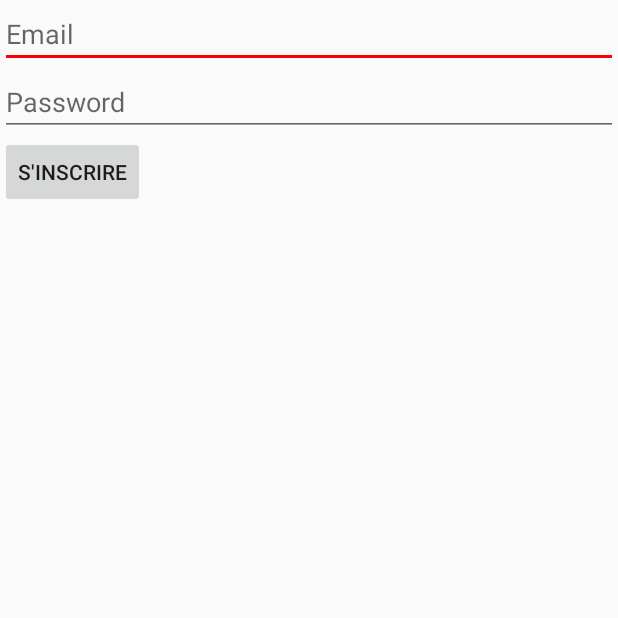
After one commit to TeamKizinLakay/KizinLakay, an Android app: the RegisterActivity screen opened directly, with no data from a screen before it, on a phone screen of 412 x 824 dp, the top half of it. The commit adds this screen. Run offline under Robolectric (Android 15) with nearby library versions, the phone set to English and light mode, and no system bars; libraries missing offline, so code that uses them is left out: com.backendless, com.backendless.async, com.backendless.exceptions.

Commit message:
Adding logging and register

```diff
--- a/app/build.gradle
+++ b/app/build.gradle
@@ -24,16 +24,17 @@ dependencies {
     androidTestCompile('com.android.support.test.espresso:espresso-core:2.2.2', {
         exclude group: 'com.android.support', module: 'support-annotations'
     })
+    //Cardview
     compile 'com.android.support:appcompat-v7:26.+'
     compile 'com.android.support.constraint:constraint-layout:1.0.2'
-    testCompile 'junit:junit:4.12'
     compile 'com.android.support:design:26.+'
     compile 'com.backendless:backendless:4.0.3'
     compile 'com.squareup.picasso:picasso:2.5.2'
     compile 'com.android.support:recyclerview-v7:26.0'
-    //Cardview
     compile 'com.android.support:cardview-v7:26.+'
     compile 'com.makeramen:roundedimageview:2.2.0'
     compile 'com.jakewharton:butterknife:8.4.0'
     compile 'fr.avianey.com.viewpagerindicator:library:2.4.1.1@aar'
+    compile 'com.android.support:support-v4:26.+'
+    testCompile 'junit:junit:4.12'
 }
--- a/app/src/main/AndroidManifest.xml
+++ b/app/src/main/AndroidManifest.xml
@@ -35,6 +35,8 @@
         <activity android:name=".search.SoupActivity"/>
         <activity android:name=".search.JuiceActivity"/>
         <activity android:name=".DetailsActivity"/>
+        <activity android:name=".LogActivity"/>
+        <activity android:name=".RegisterActivity"/>
 
     </application>
 
--- /dev/null
+++ b/app/src/main/java/com/example/thodlydugue/kizinlakayapp/RegisterActivity.java
@@ -0,0 +1,23 @@
+package com.example.thodlydugue.kizinlakayapp;
+
+import android.os.Bundle;
+import android.support.annotation.Nullable;
+import android.support.v7.app.AppCompatActivity;
+
+import com.example.thodlydugue.kizinlakayapp.fragment.RegisterFragment;
+
+/**
+ * Created by Jerry on 9/2/2017.
+ */
+
+public class RegisterActivity extends AppCompatActivity {
+
+    @Override
+    protected void onCreate(@Nullable Bundle savedInstanceState) {
+        super.onCreate(savedInstanceState);
+        setContentView(R.layout.activity_register);
+
+        RegisterFragment register = new RegisterFragment();
+        getSupportFragmentManager().beginTransaction().add(R.id.registerContainer,register).commit();
+    }
+}
--- /dev/null
+++ b/app/src/main/java/com/example/thodlydugue/kizinlakayapp/fragment/RegisterFragment.java
@@ -0,0 +1,75 @@
+package com.example.thodlydugue.kizinlakayapp.fragment;
+
+
+import android.os.Bundle;
+import android.support.v4.app.Fragment;
+import android.view.LayoutInflater;
+import android.view.View;
+import android.view.ViewGroup;
+import android.widget.Button;
+import android.widget.EditText;
+import android.widget.Toast;
+
+import com.backendless.Backendless;
+import com.backendless.BackendlessUser;
+import com.backendless.async.callback.AsyncCallback;
+import com.backendless.exceptions.BackendlessFault;
+import com.example.thodlydugue.kizinlakayapp.R;
+
+/**
+ * A simple {@link Fragment} subclass.
+ */
+public class RegisterFragment extends Fragment {
+
+
+    private EditText UsernameField;
+    private EditText PasswordField;
+
+
+    public RegisterFragment() {
+        // Required empty public constructor
+    }
+
+
+    @Override
+    public View onCreateView(LayoutInflater inflater, ViewGroup container,
+                             Bundle savedInstanceState) {
+        // Inflate the layout for this fragment
+        View view= inflater.inflate(R.layout.fragment_register, container, false);
+
+        Button button = (Button) view.findViewById(R.id.btnRegister);
+        UsernameField = (EditText) view.findViewById(R.id.UsernameRegister);
+        PasswordField = (EditText) view.findViewById(R.id.PasswordRegister);
+        button.setOnClickListener(new View.OnClickListener(){
+            @Override
+            public void onClick(View view) {
+                String username = UsernameField.getText().toString();
+                String password = PasswordField.getText().toString();
+
+                //Register a User
+
+                BackendlessUser backendlessUser = new BackendlessUser();
+                backendlessUser.setPassword(password);
+                backendlessUser.setProperty("email", username);
+
+                Backendless.UserService.register(backendlessUser, new AsyncCallback<BackendlessUser>() {
+                    @Override
+                    public void handleResponse(BackendlessUser response) {
+                        Toast.makeText(getActivity(), "You registered", Toast.LENGTH_SHORT).show();
+                    }
+
+                    @Override
+                    public void handleFault(BackendlessFault fault) {
+                        Toast.makeText(getActivity(), "You are not registered", Toast.LENGTH_SHORT).show();
+                        Toast.makeText(getActivity(), "error" +fault.getDetail(), Toast.LENGTH_SHORT).show();
+
+
+                    }
+                });
+            }
+        });
+
+        return view;
+    }
+
+}
--- /dev/null
+++ b/app/src/main/res/layout/activity_register.xml
@@ -0,0 +1,10 @@
+<?xml version="1.0" encoding="utf-8"?>
+<FrameLayout xmlns:android="http://schemas.android.com/apk/res/android"
+    android:orientation="vertical" android:layout_width="match_parent"
+    android:layout_height="match_parent"
+    android:id="@+id/registerContainer">
+
+
+
+
+</FrameLayout>
--- /dev/null
+++ b/app/src/main/res/layout/fragment_register.xml
@@ -0,0 +1,23 @@
+<LinearLayout xmlns:android="http://schemas.android.com/apk/res/android"
+    xmlns:tools="http://schemas.android.com/tools"
+    android:layout_width="match_parent"
+    android:layout_height="match_parent"
+    tools:context="com.example.thodlydugue.kizinlakayapp.fragment.RegisterFragment"
+    android:orientation="vertical">
+    <EditText
+        android:hint="Email"
+        android:layout_width="match_parent"
+        android:layout_height="wrap_content"
+        android:id="@+id/UsernameRegister"/>
+
+    <EditText
+        android:hint="Password"
+        android:layout_width="match_parent"
+        android:layout_height="wrap_content"
+        android:id="@+id/PasswordRegister"/>
+    <Button
+        android:layout_width="wrap_content"
+        android:layout_height="wrap_content"
+        android:text="S'inscrire"
+        android:id="@+id/btnRegister"/>
+</LinearLayout>
--- a/app/src/main/res/values/strings.xml
+++ b/app/src/main/res/values/strings.xml
@@ -1,8 +1,11 @@
 <resources>
     <string name="app_name">KizinLakay</string>
-//Show Icon Hamburger
+    //Show Icon Hamburger
     <string name="drawer_open">Open navigation drawer</string>
     <string name="drawer_close">Close navigation drawer</string>
     <string name="listmenu">Catégories de Mets</string>
 
+    <!-- TODO: Remove or change this placeholder text -->
+    <string name="hello_blank_fragment">Hello blank fragment</string>
+
 </resources>
```
Also changed, not shown: app/src/main/java/com/example/thodlydugue/kizinlakayapp/LogActivity.java (added, +23 -0 lines), app/src/main/java/com/example/thodlydugue/kizinlakayapp/LoginActivity.java (+33 -3 lines), app/src/main/java/com/example/thodlydugue/kizinlakayapp/fragment/LogInFragment.java (added, +72 -0 lines), app/src/main/res/layout/activity_login.xml (+26 -39 lines), app/src/main/res/layout/fragment_log_in.xml (added, +23 -0 lines).
